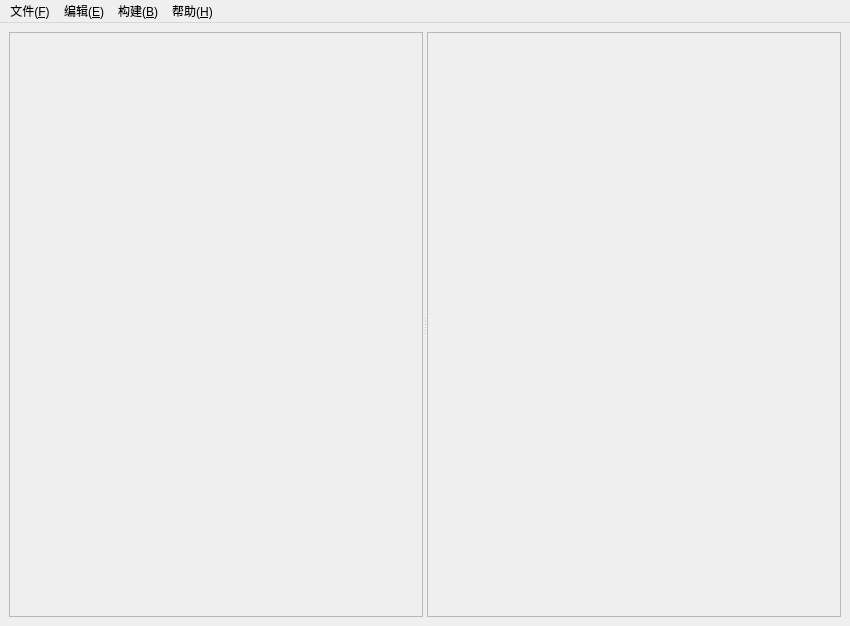
The window that src/interface/frmmain.ui (whx110123/PDTool) describes before a commit, drawn with Qt 5.
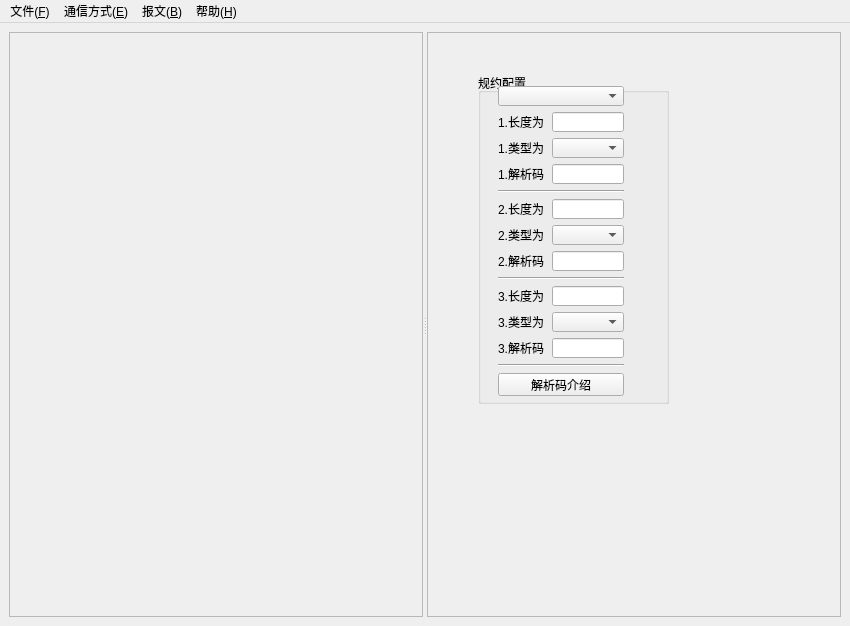
The same window after the commit. The open tabs and pages were chosen to show the change. Custom widgets are drawn as their Qt base class.

Diff of the .ui file:
```diff
--- a/src/interface/frmmain.ui
+++ b/src/interface/frmmain.ui
@@ -31,8 +31,435 @@
        <property name="frameShape">
         <enum>QFrame::StyledPanel</enum>
        </property>
-       <widget class="QWidget" name="page_3"/>
-       <widget class="QWidget" name="page_4"/>
+       <property name="currentIndex">
+        <number>1</number>
+       </property>
+       <widget class="QWidget" name="page_3">
+        <widget class="QGroupBox" name="groupBox">
+         <property name="geometry">
+          <rect>
+           <x>230</x>
+           <y>70</y>
+           <width>161</width>
+           <height>311</height>
+          </rect>
+         </property>
+         <property name="title">
+          <string>规约配置</string>
+         </property>
+         <widget class="QComboBox" name="comboBox_cotlen">
+          <property name="geometry">
+           <rect>
+            <x>20</x>
+            <y>126</y>
+            <width>126</width>
+            <height>20</height>
+           </rect>
+          </property>
+         </widget>
+         <widget class="QLabel" name="label_9">
+          <property name="geometry">
+           <rect>
+            <x>20</x>
+            <y>64</y>
+            <width>126</width>
+            <height>12</height>
+           </rect>
+          </property>
+          <property name="text">
+           <string>地址域字节数</string>
+          </property>
+         </widget>
+         <widget class="QComboBox" name="comboBox_infaddrlen">
+          <property name="geometry">
+           <rect>
+            <x>20</x>
+            <y>214</y>
+            <width>126</width>
+            <height>20</height>
+           </rect>
+          </property>
+         </widget>
+         <widget class="QComboBox" name="comboBox_comaddrlen">
+          <property name="geometry">
+           <rect>
+            <x>20</x>
+            <y>170</y>
+            <width>126</width>
+            <height>20</height>
+           </rect>
+          </property>
+         </widget>
+         <widget class="QLabel" name="label_8">
+          <property name="geometry">
+           <rect>
+            <x>20</x>
+            <y>20</y>
+            <width>126</width>
+            <height>12</height>
+           </rect>
+          </property>
+          <property name="text">
+           <string>长度域类型</string>
+          </property>
+         </widget>
+         <widget class="QLabel" name="label_7">
+          <property name="geometry">
+           <rect>
+            <x>20</x>
+            <y>196</y>
+            <width>126</width>
+            <height>12</height>
+           </rect>
+          </property>
+          <property name="text">
+           <string>信息体地址字节数</string>
+          </property>
+         </widget>
+         <widget class="QLabel" name="label_6">
+          <property name="geometry">
+           <rect>
+            <x>20</x>
+            <y>152</y>
+            <width>126</width>
+            <height>12</height>
+           </rect>
+          </property>
+          <property name="text">
+           <string>公共地址字节数</string>
+          </property>
+         </widget>
+         <widget class="QLabel" name="label_5">
+          <property name="geometry">
+           <rect>
+            <x>20</x>
+            <y>108</y>
+            <width>126</width>
+            <height>12</height>
+           </rect>
+          </property>
+          <property name="minimumSize">
+           <size>
+            <width>0</width>
+            <height>0</height>
+           </size>
+          </property>
+          <property name="maximumSize">
+           <size>
+            <width>16777215</width>
+            <height>16777215</height>
+           </size>
+          </property>
+          <property name="text">
+           <string>传送原因字节数</string>
+          </property>
+         </widget>
+         <widget class="QComboBox" name="comboBox_addrlen">
+          <property name="geometry">
+           <rect>
+            <x>20</x>
+            <y>82</y>
+            <width>126</width>
+            <height>20</height>
+           </rect>
+          </property>
+         </widget>
+         <widget class="QComboBox" name="comboBox_lengthtype">
+          <property name="geometry">
+           <rect>
+            <x>20</x>
+            <y>38</y>
+            <width>126</width>
+            <height>20</height>
+           </rect>
+          </property>
+         </widget>
+        </widget>
+       </widget>
+       <widget class="QWidget" name="page_4">
+        <widget class="QGroupBox" name="groupBox_2">
+         <property name="geometry">
+          <rect>
+           <x>50</x>
+           <y>40</y>
+           <width>191</width>
+           <height>331</height>
+          </rect>
+         </property>
+         <property name="title">
+          <string>规约配置</string>
+         </property>
+         <widget class="QPushButton" name="pushButton">
+          <property name="geometry">
+           <rect>
+            <x>20</x>
+            <y>300</y>
+            <width>126</width>
+            <height>23</height>
+           </rect>
+          </property>
+          <property name="text">
+           <string>解析码介绍</string>
+          </property>
+         </widget>
+         <widget class="QLabel" name="label_12">
+          <property name="geometry">
+           <rect>
+            <x>20</x>
+            <y>65</y>
+            <width>48</width>
+            <height>20</height>
+           </rect>
+          </property>
+          <property name="text">
+           <string>1.类型为</string>
+          </property>
+         </widget>
+         <widget class="QLineEdit" name="lineEdit2_modbuslen">
+          <property name="geometry">
+           <rect>
+            <x>74</x>
+            <y>126</y>
+            <width>72</width>
+            <height>20</height>
+           </rect>
+          </property>
+         </widget>
+         <widget class="QLabel" name="label_17">
+          <property name="geometry">
+           <rect>
+            <x>20</x>
+            <y>91</y>
+            <width>48</width>
+            <height>20</height>
+           </rect>
+          </property>
+          <property name="text">
+           <string>1.解析码</string>
+          </property>
+         </widget>
+         <widget class="QComboBox" name="comboBox3_modbus">
+          <property name="geometry">
+           <rect>
+            <x>74</x>
+            <y>239</y>
+            <width>72</width>
+            <height>20</height>
+           </rect>
+          </property>
+         </widget>
+         <widget class="QComboBox" name="comboBox_sort">
+          <property name="geometry">
+           <rect>
+            <x>20</x>
+            <y>13</y>
+            <width>126</width>
+            <height>20</height>
+           </rect>
+          </property>
+         </widget>
+         <widget class="QLabel" name="label_16">
+          <property name="geometry">
+           <rect>
+            <x>20</x>
+            <y>239</y>
+            <width>48</width>
+            <height>20</height>
+           </rect>
+          </property>
+          <property name="text">
+           <string>3.类型为</string>
+          </property>
+         </widget>
+         <widget class="QLineEdit" name="lineEdit1_modbusanalysis">
+          <property name="geometry">
+           <rect>
+            <x>74</x>
+            <y>91</y>
+            <width>72</width>
+            <height>20</height>
+           </rect>
+          </property>
+         </widget>
+         <widget class="Line" name="line">
+          <property name="geometry">
+           <rect>
+            <x>20</x>
+            <y>117</y>
+            <width>126</width>
+            <height>3</height>
+           </rect>
+          </property>
+          <property name="orientation">
+           <enum>Qt::Horizontal</enum>
+          </property>
+         </widget>
+         <widget class="QComboBox" name="comboBox1_modbus">
+          <property name="geometry">
+           <rect>
+            <x>74</x>
+            <y>65</y>
+            <width>72</width>
+            <height>20</height>
+           </rect>
+          </property>
+         </widget>
+         <widget class="Line" name="line_3">
+          <property name="geometry">
+           <rect>
+            <x>20</x>
+            <y>291</y>
+            <width>126</width>
+            <height>3</height>
+           </rect>
+          </property>
+          <property name="orientation">
+           <enum>Qt::Horizontal</enum>
+          </property>
+         </widget>
+         <widget class="QLabel" name="label_15">
+          <property name="geometry">
+           <rect>
+            <x>20</x>
+            <y>213</y>
+            <width>48</width>
+            <height>20</height>
+           </rect>
+          </property>
+          <property name="text">
+           <string>3.长度为</string>
+          </property>
+         </widget>
+         <widget class="QLabel" name="label_14">
+          <property name="geometry">
+           <rect>
+            <x>20</x>
+            <y>152</y>
+            <width>48</width>
+            <height>20</height>
+           </rect>
+          </property>
+          <property name="text">
+           <string>2.类型为</string>
+          </property>
+         </widget>
+         <widget class="QLineEdit" name="lineEdit2_modbusanalysis">
+          <property name="geometry">
+           <rect>
+            <x>74</x>
+            <y>178</y>
+            <width>72</width>
+            <height>20</height>
+           </rect>
+          </property>
+         </widget>
+         <widget class="QLabel" name="label_19">
+          <property name="geometry">
+           <rect>
+            <x>20</x>
+            <y>265</y>
+            <width>48</width>
+            <height>20</height>
+           </rect>
+          </property>
+          <property name="text">
+           <string>3.解析码</string>
+          </property>
+         </widget>
+         <widget class="QComboBox" name="comboBox2_modbus">
+          <property name="geometry">
+           <rect>
+            <x>74</x>
+            <y>152</y>
+            <width>72</width>
+            <height>20</height>
+           </rect>
+          </property>
+         </widget>
+         <widget class="QLineEdit" name="lineEdit1_modbuslen">
+          <property name="geometry">
+           <rect>
+            <x>74</x>
+            <y>39</y>
+            <width>72</width>
+            <height>20</height>
+           </rect>
+          </property>
+         </widget>
+         <widget class="QLabel" name="label_18">
+          <property name="geometry">
+           <rect>
+            <x>20</x>
+            <y>178</y>
+            <width>48</width>
+            <height>20</height>
+           </rect>
+          </property>
+          <property name="text">
+           <string>2.解析码</string>
+          </property>
+         </widget>
+         <widget class="QLabel" name="label_13">
+          <property name="geometry">
+           <rect>
+            <x>20</x>
+            <y>126</y>
+            <width>48</width>
+            <height>20</height>
+           </rect>
+          </property>
+          <property name="text">
+           <string>2.长度为</string>
+          </property>
+         </widget>
+         <widget class="QLabel" name="label_11">
+          <property name="geometry">
+           <rect>
+            <x>20</x>
+            <y>39</y>
+            <width>48</width>
+            <height>20</height>
+           </rect>
+          </property>
+          <property name="text">
+           <string>1.长度为</string>
+          </property>
+         </widget>
+         <widget class="QLineEdit" name="lineEdit3_modbusanalysis">
+          <property name="geometry">
+           <rect>
+            <x>74</x>
+            <y>265</y>
+            <width>72</width>
+            <height>20</height>
+           </rect>
+          </property>
+         </widget>
+         <widget class="QLineEdit" name="lineEdit3_modbuslen">
+          <property name="geometry">
+           <rect>
+            <x>74</x>
+            <y>213</y>
+            <width>72</width>
+            <height>20</height>
+           </rect>
+          </property>
+         </widget>
+         <widget class="Line" name="line_2">
+          <property name="geometry">
+           <rect>
+            <x>20</x>
+            <y>204</y>
+            <width>126</width>
+            <height>3</height>
+           </rect>
+          </property>
+          <property name="orientation">
+           <enum>Qt::Horizontal</enum>
+          </property>
+         </widget>
+        </widget>
+       </widget>
       </widget>
      </widget>
     </item>
@@ -59,7 +486,7 @@
    </widget>
    <widget class="QMenu" name="menu_E">
     <property name="title">
-     <string>编辑(&amp;E)</string>
+     <string>通信方式(&amp;E)</string>
     </property>
     <addaction name="action_X"/>
     <addaction name="action_C_2"/>
@@ -67,7 +494,7 @@
    </widget>
    <widget class="QMenu" name="menu_B">
     <property name="title">
-     <string>构建(&amp;B)</string>
+     <string>报文(&amp;B)</string>
     </property>
     <addaction name="actionGouj"/>
    </widget>
@@ -134,6 +561,14 @@
    </property>
   </action>
  </widget>
+ <customwidgets>
+  <customwidget>
+   <class>frmAnalysis</class>
+   <extends>QWidget</extends>
+   <header location="global">frmanalysis.h</header>
+   <container>1</container>
+  </customwidget>
+ </customwidgets>
  <resources/>
  <connections/>
 </ui>
```
Left out of the diff: 104 changed lines with no effect on the pictures.
